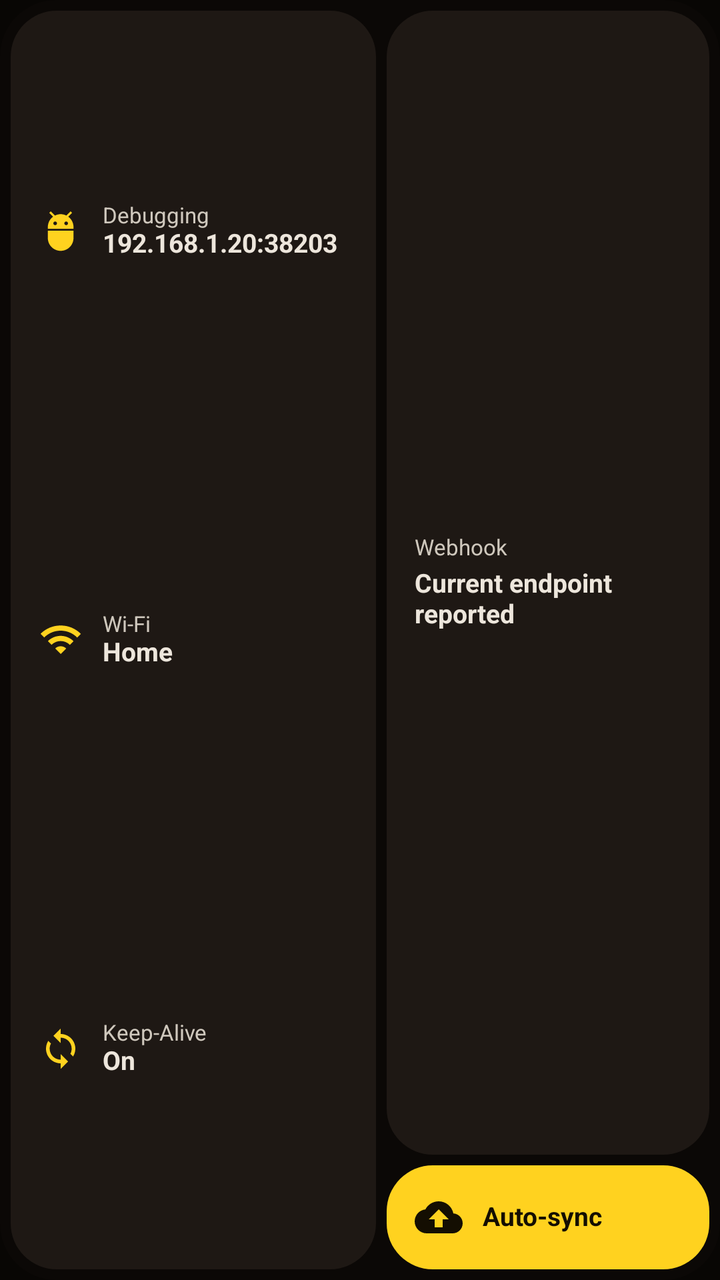
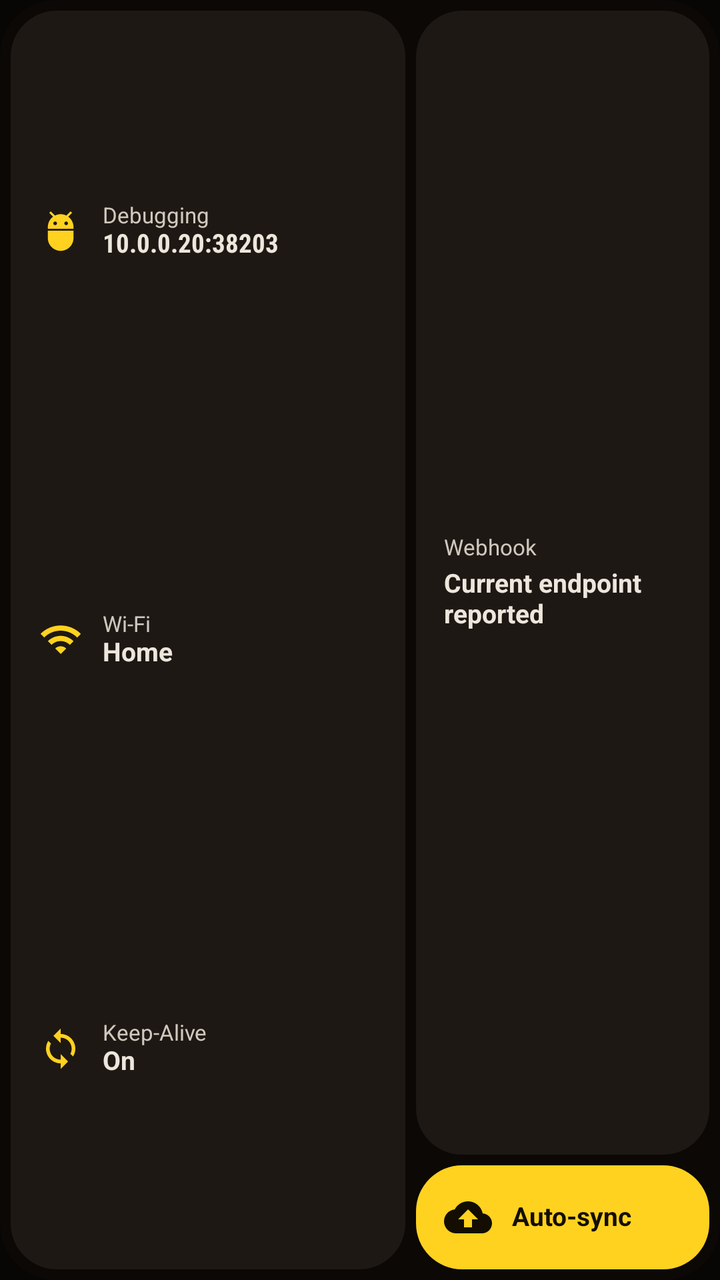

An Android layout rendered at two revisions. The XML below is the earlier revision; the diff shows what the commit changed to produce the second picture.
<!-- AndroidManifest.xml: application theme Theme.KeepADB -->
<!-- res/layout/widget_preview_overview.xml -->
<?xml version="1.0" encoding="utf-8"?>
<LinearLayout xmlns:android="http://schemas.android.com/apk/res/android"
    xmlns:tools="http://schemas.android.com/tools"
    android:layout_width="match_parent"
    android:layout_height="match_parent"
    android:background="@drawable/bg_widget_root"
    android:orientation="horizontal"
    android:padding="@dimen/widget_gap_half">

    <LinearLayout
        android:layout_width="0dp"
        android:layout_height="match_parent"
        android:layout_margin="@dimen/widget_gap_half"
        android:layout_weight="1.1"
        android:background="@drawable/bg_widget_tile_off"
        android:orientation="vertical"
        android:paddingStart="14dp"
        android:paddingTop="8dp"
        android:paddingEnd="12dp"
        android:paddingBottom="8dp">

        <LinearLayout
            android:layout_width="match_parent"
            android:layout_height="0dp"
            android:layout_weight="1"
            android:gravity="center_vertical"
            android:orientation="horizontal">

            <ImageView
                android:layout_width="22dp"
                android:layout_height="22dp"
                android:importantForAccessibility="no"
                android:src="@drawable/ic_widget_adb"
                android:tint="@color/widget_on" />

            <LinearLayout
                android:layout_width="0dp"
                android:layout_height="wrap_content"
                android:layout_marginStart="10dp"
                android:layout_weight="1"
                android:orientation="vertical">

                <TextView
                    android:layout_width="match_parent"
                    android:layout_height="wrap_content"
                    android:includeFontPadding="false"
                    android:maxLines="1"
                    android:text="@string/widget_action_adb"
                    android:textColor="@color/widget_text_soft"
                    android:textSize="11sp" />

                <TextView
                    android:layout_width="match_parent"
                    android:layout_height="wrap_content"
                    android:includeFontPadding="false"
                    android:maxLines="1"
                    android:text="192.168.1.20:38203"
                    android:textColor="@color/widget_text"
                    android:textSize="13sp"
                    android:textStyle="bold"
                    tools:ignore="HardcodedText" />
            </LinearLayout>
        </LinearLayout>

        <LinearLayout
            android:layout_width="match_parent"
            android:layout_height="0dp"
            android:layout_weight="1"
            android:gravity="center_vertical"
            android:orientation="horizontal">

            <ImageView
                android:layout_width="22dp"
                android:layout_height="22dp"
                android:importantForAccessibility="no"
                android:src="@drawable/ic_widget_wifi"
                android:tint="@color/widget_on" />

            <LinearLayout
                android:layout_width="0dp"
                android:layout_height="wrap_content"
                android:layout_marginStart="10dp"
                android:layout_weight="1"
                android:orientation="vertical">

                <TextView
                    android:layout_width="match_parent"
                    android:layout_height="wrap_content"
                    android:includeFontPadding="false"
                    android:maxLines="1"
                    android:text="@string/overview_label_wifi"
                    android:textColor="@color/widget_text_soft"
                    android:textSize="11sp" />

                <TextView
                    android:layout_width="match_parent"
                    android:layout_height="wrap_content"
                    android:includeFontPadding="false"
                    android:maxLines="1"
                    android:text="Home"
                    android:textColor="@color/widget_text"
                    android:textSize="13sp"
                    android:textStyle="bold"
                    tools:ignore="HardcodedText" />
            </LinearLayout>
        </LinearLayout>

        <LinearLayout
            android:layout_width="match_parent"
            android:layout_height="0dp"
            android:layout_weight="1"
            android:gravity="center_vertical"
            android:orientation="horizontal">

            <ImageView
                android:layout_width="22dp"
                android:layout_height="22dp"
                android:importantForAccessibility="no"
                android:src="@drawable/ic_widget_keep_alive"
                android:tint="@color/widget_on" />

            <LinearLayout
                android:layout_width="0dp"
                android:layout_height="wrap_content"
                android:layout_marginStart="10dp"
                android:layout_weight="1"
                android:orientation="vertical">

                <TextView
                    android:layout_width="match_parent"
                    android:layout_height="wrap_content"
                    android:includeFontPadding="false"
                    android:maxLines="1"
                    android:text="@string/widget_action_keep_alive"
                    android:textColor="@color/widget_text_soft"
                    android:textSize="11sp" />

                <TextView
                    android:layout_width="match_parent"
                    android:layout_height="wrap_content"
                    android:includeFontPadding="false"
                    android:maxLines="1"
                    android:text="@string/widget_state_on"
                    android:textColor="@color/widget_text"
                    android:textSize="13sp"
                    android:textStyle="bold"
                    tools:ignore="HardcodedText" />
            </LinearLayout>
        </LinearLayout>
    </LinearLayout>

    <LinearLayout
        android:layout_width="0dp"
        android:layout_height="match_parent"
        android:layout_weight="1"
        android:orientation="vertical">

        <LinearLayout
            android:layout_width="match_parent"
            android:layout_height="0dp"
            android:layout_margin="@dimen/widget_gap_half"
            android:layout_weight="1"
            android:background="@drawable/bg_widget_tile_off"
            android:gravity="center_vertical"
            android:orientation="vertical"
            android:paddingStart="14dp"
            android:paddingEnd="12dp">

            <TextView
                android:layout_width="match_parent"
                android:layout_height="wrap_content"
                android:includeFontPadding="false"
                android:maxLines="1"
                android:text="@string/overview_label_webhook"
                android:textColor="@color/widget_text_soft"
                android:textSize="11sp" />

            <TextView
                android:layout_width="match_parent"
                android:layout_height="wrap_content"
                android:layout_marginTop="4dp"
                android:includeFontPadding="false"
                android:maxLines="2"
                android:text="@string/overview_delivery_current"
                android:textColor="@color/widget_text"
                android:textSize="13sp"
                android:textStyle="bold" />
        </LinearLayout>

        <LinearLayout
            android:layout_width="match_parent"
            android:layout_height="@dimen/widget_ov_sync_height"
            android:layout_margin="@dimen/widget_gap_half"
            android:background="@drawable/bg_widget_pill_on"
            android:gravity="center_vertical"
            android:orientation="horizontal"
            android:paddingStart="14dp"
            android:paddingEnd="10dp">

            <ImageView
                android:layout_width="24dp"
                android:layout_height="24dp"
                android:importantForAccessibility="no"
                android:src="@drawable/ic_widget_sync"
                android:tint="@color/widget_ink" />

            <TextView
                android:layout_width="0dp"
                android:layout_height="wrap_content"
                android:layout_marginStart="10dp"
                android:layout_weight="1"
                android:includeFontPadding="false"
                android:maxLines="1"
                android:text="@string/widget_action_sync"
                android:textColor="@color/widget_ink"
                android:textSize="13sp"
                android:textStyle="bold" />
        </LinearLayout>
    </LinearLayout>
</LinearLayout>
<!-- resources referenced by this layout -->
<resources>
  <color name="widget_ink">#140E02</color>
  <color name="widget_on">#FFD21F</color>
  <color name="widget_text">#EDE6DC</color>
  <color name="widget_text_soft">#CFC8BD</color>
  <dimen name="widget_gap_half">2.5dp</dimen>
  <dimen name="widget_ov_sync_height">52dp</dimen>
  <!-- drawable bg_widget_pill_on (drawable) -->
  <?xml version="1.0" encoding="utf-8"?>
  <ripple xmlns:android="http://schemas.android.com/apk/res/android"
      android:color="@color/widget_ripple_on_light">
      <item>
          <shape>
              <solid android:color="@color/widget_on" />
              <corners android:radius="@dimen/widget_radius_tile" />
          </shape>
      </item>
      <item android:id="@android:id/mask">
          <shape>
              <solid android:color="@android:color/white" />
              <corners android:radius="@dimen/widget_radius_tile" />
          </shape>
      </item>
  </ripple>
  <!-- drawable bg_widget_root (drawable) -->
  <?xml version="1.0" encoding="utf-8"?>
  <shape xmlns:android="http://schemas.android.com/apk/res/android">
      <solid android:color="@color/widget_root" />
      <corners android:radius="@dimen/widget_radius_root" />
  </shape>
  <!-- drawable bg_widget_tile_off (drawable) -->
  <?xml version="1.0" encoding="utf-8"?>
  <ripple xmlns:android="http://schemas.android.com/apk/res/android"
      android:color="@color/widget_ripple_on_dark">
      <item>
          <shape>
              <solid android:color="@color/widget_off" />
              <corners android:radius="@dimen/widget_radius_tile" />
          </shape>
      </item>
      <item android:id="@android:id/mask">
          <shape>
              <solid android:color="@android:color/white" />
              <corners android:radius="@dimen/widget_radius_tile" />
          </shape>
      </item>
  </ripple>
  <!-- drawable ic_widget_sync (drawable) -->
  <?xml version="1.0" encoding="utf-8"?>
  <vector xmlns:android="http://schemas.android.com/apk/res/android"
      android:width="24dp"
      android:height="24dp"
      android:viewportWidth="24"
      android:viewportHeight="24">
      <path
          android:fillColor="@android:color/white"
          android:pathData="M19.35,10.04C18.67,6.59 15.64,4 12,4 9.11,4 6.6,5.64 5.35,8.04 2.34,8.36 0,10.91 0,14c0,3.31 2.69,6 6,6h13c2.76,0 5,-2.24 5,-5 0,-2.64 -2.05,-4.78 -4.65,-4.96zM14,13v4h-4v-4H7l5,-5 5,5h-3z" />
  </vector>
  <!-- drawable ic_widget_wifi (drawable) -->
  <?xml version="1.0" encoding="utf-8"?>
  <vector xmlns:android="http://schemas.android.com/apk/res/android"
      android:width="24dp"
      android:height="24dp"
      android:viewportWidth="24"
      android:viewportHeight="24">
      <path
          android:fillColor="@android:color/white"
          android:pathData="M1,9l2,2c4.97,-4.97 13.03,-4.97 18,0l2,-2C16.93,2.93 7.08,2.93 1,9zM9,17l3,3 3,-3c-1.65,-1.66 -4.34,-1.66 -6,0zM5,13l2,2c2.76,-2.76 7.24,-2.76 10,0l2,-2C15.14,9.14 8.87,9.14 5,13z" />
  </vector>
  <string name="overview_delivery_current">Current endpoint reported</string>
  <string name="overview_label_webhook">Webhook</string>
  <string name="overview_label_wifi">Wi-Fi</string>
  <string name="widget_action_adb">Debugging</string>
  <string name="widget_action_keep_alive">Keep-Alive</string>
  <string name="widget_action_sync">Auto-sync</string>
  <string name="widget_state_on">On</string>
  <color name="widget_ripple_on_light">#33000000</color>
  <dimen name="widget_radius_tile">23dp</dimen>
  <color name="widget_root">#0B0806</color>
  <dimen name="widget_radius_root">28dp</dimen>
  <color name="widget_ripple_on_dark">#26FFFFFF</color>
  <color name="widget_off">#1E1814</color>
  <color name="ground">#080604</color>
  <color name="title_yellow">#FFD21F</color>
  <color name="border_red">#B83A3E</color>
  <color name="banner_red">#B11218</color>
  <color name="night_text">#EDE6DC</color>
  <color name="night_muted">#A79B8C</color>
  <!-- unchanged entries left out for length: 3 -->
</resources>

<!-- the commit's change to res/layout/widget_preview_overview.xml (unified diff, before → after) -->
@@ -11,7 +11,7 @@
         android:layout_width="0dp"
         android:layout_height="match_parent"
         android:layout_margin="@dimen/widget_gap_half"
-        android:layout_weight="1.1"
+        android:layout_weight="1.3"
         android:background="@drawable/bg_widget_tile_off"
         android:orientation="vertical"
         android:paddingStart="14dp"
@@ -54,7 +54,8 @@
                     android:layout_height="wrap_content"
                     android:includeFontPadding="false"
                     android:maxLines="1"
-                    android:text="192.168.1.20:38203"
+                    android:fontFamily="sans-serif-condensed"
+                    android:text="10.0.0.20:38203"
                     android:textColor="@color/widget_text"
                     android:textSize="13sp"
                     android:textStyle="bold"
@@ -180,7 +181,7 @@
                 android:layout_height="wrap_content"
                 android:layout_marginTop="4dp"
                 android:includeFontPadding="false"
-                android:maxLines="2"
+                android:maxLines="3"
                 android:text="@string/overview_delivery_current"
                 android:textColor="@color/widget_text"
                 android:textSize="13sp"
